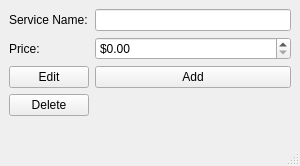
Above: src/main/resources/base/service.ui from dagayveggi/HotelManagementSystem before the change. Below: the same form after it.
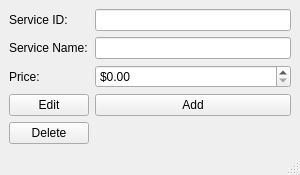
That is the form after the change.

Commit message: Structured files and added functionaity to service

```diff
--- a/src/main/resources/base/service.ui
+++ b/src/main/resources/base/service.ui
@@ -15,24 +15,24 @@
   </property>
   <widget class="QWidget" name="centralwidget">
    <layout class="QFormLayout" name="formLayout">
-    <item row="0" column="0">
+    <item row="1" column="0">
      <widget class="QLabel" name="label">
       <property name="text">
        <string>Service Name:</string>
       </property>
      </widget>
     </item>
-    <item row="0" column="1">
+    <item row="1" column="1">
      <widget class="QLineEdit" name="lineEdit"/>
     </item>
-    <item row="1" column="0">
+    <item row="2" column="0">
      <widget class="QLabel" name="label_2">
       <property name="text">
        <string>Price:</string>
       </property>
      </widget>
     </item>
-    <item row="1" column="1">
+    <item row="2" column="1">
      <widget class="QDoubleSpinBox" name="doubleSpinBox">
       <property name="prefix">
        <string>$</string>
@@ -42,27 +42,37 @@
       </property>
      </widget>
     </item>
-    <item row="2" column="1">
+    <item row="3" column="1">
      <widget class="QPushButton" name="pushButton">
       <property name="text">
        <string>Add</string>
       </property>
      </widget>
     </item>
-    <item row="2" column="0">
+    <item row="3" column="0">
      <widget class="QPushButton" name="pushButton_2">
       <property name="text">
        <string>Edit</string>
       </property>
      </widget>
     </item>
-    <item row="3" column="0">
+    <item row="4" column="0">
      <widget class="QPushButton" name="pushButton_3">
       <property name="text">
        <string>Delete</string>
       </property>
      </widget>
     </item>
+    <item row="0" column="0">
+     <widget class="QLabel" name="label_3">
+      <property name="text">
+       <string>Service ID:</string>
+      </property>
+     </widget>
+    </item>
+    <item row="0" column="1">
+     <widget class="QLineEdit" name="lineEdit_2"/>
+    </item>
    </layout>
   </widget>
   <widget class="QStatusBar" name="statusbar"/>
```
The commit also changes 9 other files.
